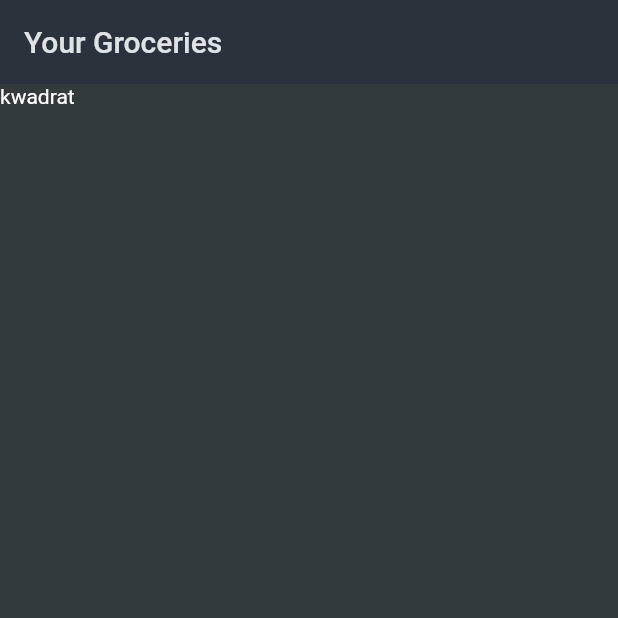
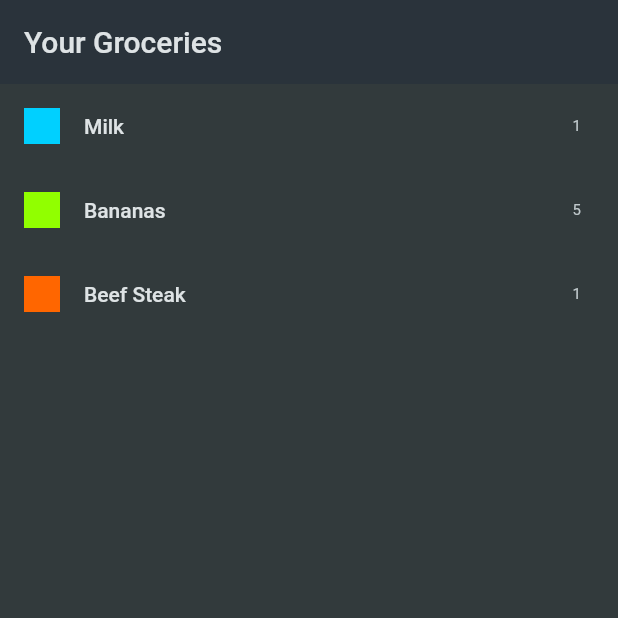
Before and after one commit to gustawx/shopping_list, a Flutter app: the screen it shows after launch, on a phone screen of 412 x 824 dp, the top half of it. Run offline on Flutter 3.47's test engine with Material 2 defaults, Android fonts, the phone set to English and light mode, and no system bars.

Commit message:
style(dummy_items.dart): reorder imports for better readability feat(main.dart): replace TabsScreen with GroceryList as home screen for a more direct user experience refactor(category.dart): reorder class properties and constructor parameters for better readability style(grocery_item.dart): reorder class properties for better readability remove(tabs.dart): delete unused TabsScreen to clean up codebase feat(grocery_list.dart): add new GroceryList widget to display list of grocery items

```diff
--- a/lib/data/dummy_items.dart
+++ b/lib/data/dummy_items.dart
@@ -1,6 +1,6 @@
+import 'package:shopping_list/models/grocery_item.dart';
+import 'package:shopping_list/models/category.dart';
 import 'package:shopping_list/data/categories.dart';
-import 'package:shopping_list/models/category.dart';
-import 'package:shopping_list/models/grocery_item.dart';
 
 final groceryItems = [
   GroceryItem(
--- a/lib/main.dart
+++ b/lib/main.dart
@@ -1,5 +1,6 @@
 import 'package:flutter/material.dart';
-import 'package:shopping_list/screens/tabs.dart';
+
+import 'package:shopping_list/widgets/grocery_list.dart';
 
 void main() {
   runApp(const MyApp());
@@ -22,7 +23,7 @@ class MyApp extends StatelessWidget {
         ),
         scaffoldBackgroundColor: const Color.fromARGB(255, 50, 58, 60),
       ),
-      home: const TabsScreen(),
+      home: const GroceryList(),
     );
   }
 }
--- a/lib/models/category.dart
+++ b/lib/models/category.dart
@@ -14,8 +14,8 @@ enum Categories {
 }
 
 class Category {
+  const Category(this.title, this.color);
+
+  final String title;
   final Color color;
-  final String category;
-
-  const Category(this.category, this.color);
 }
--- a/lib/models/grocery_item.dart
+++ b/lib/models/grocery_item.dart
@@ -1,15 +1,15 @@
 import 'package:shopping_list/models/category.dart';
 
 class GroceryItem {
-  final String id;
-  final String name;
-  final int quantity;
-  final Category category;
-
   const GroceryItem({
     required this.id,
     required this.name,
     required this.quantity,
     required this.category,
   });
+
+  final String id;
+  final String name;
+  final int quantity;
+  final Category category;
 }
--- a/lib/screens/tabs.dart
+++ /dev/null
@@ -1,31 +0,0 @@
-import 'package:flutter/material.dart';
-import 'package:flutter_riverpod/flutter_riverpod.dart';
-
-class TabsScreen extends ConsumerStatefulWidget {
-  const TabsScreen({super.key});
-
-  @override
-  ConsumerState<ConsumerStatefulWidget> createState() {
-    return _TabsScreenState();
-  }
-}
-
-class _TabsScreenState extends ConsumerState<TabsScreen> {
-  var activePage = ListView(children: [
-    Row(
-      children: [
-        Column(
-          children: [Text("kwadrat")],
-        )
-      ],
-    ),
-  ]);
-
-  @override
-  Widget build(BuildContext context) {
-    return Scaffold(
-      appBar: AppBar(title: const Text("Your Groceries")),
-      body: activePage,
-    );
-  }
-}
--- /dev/null
+++ b/lib/widgets/grocery_list.dart
@@ -0,0 +1,30 @@
+import 'package:flutter/material.dart';
+
+import 'package:shopping_list/data/dummy_items.dart';
+
+class GroceryList extends StatelessWidget {
+  const GroceryList({super.key});
+
+  @override
+  Widget build(BuildContext context) {
+    return Scaffold(
+      appBar: AppBar(
+        title: const Text('Your Groceries'),
+      ),
+      body: ListView.builder(
+        itemCount: groceryItems.length,
+        itemBuilder: (ctx, index) => ListTile(
+          title: Text(groceryItems[index].name),
+          leading: Container(
+            width: 24,
+            height: 24,
+            color: groceryItems[index].category.color,
+          ),
+          trailing: Text(
+            groceryItems[index].quantity.toString(),
+          ),
+        ),
+      ),
+    );
+  }
+}
```
